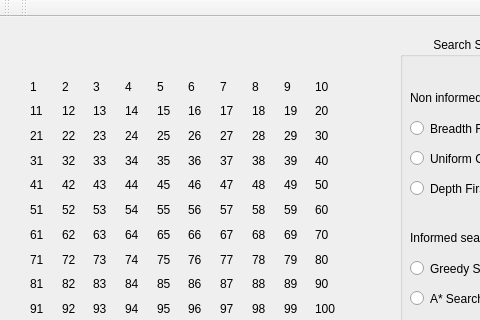
Above: GUI/labyrinthGUI/mainwindow.ui from DiegoFLM/Search-Algorithms before the change; both pictures show x 0 to 480 and y 0 to 320 of the 703 by 536 pixel window. Below: the same form after it.
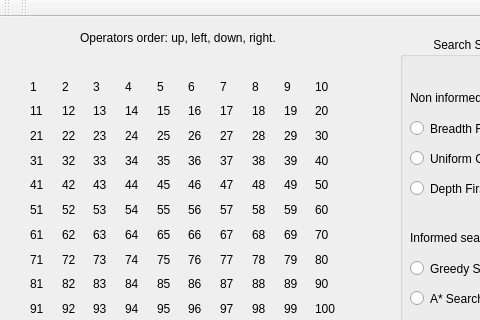
That is the form after the change.

The edit to the form file:
```diff
--- a/GUI/labyrinthGUI/mainwindow.ui
+++ b/GUI/labyrinthGUI/mainwindow.ui
@@ -925,6 +925,19 @@
      <string>0</string>
     </property>
    </widget>
+   <widget class="QLabel" name="label_104">
+    <property name="geometry">
+     <rect>
+      <x>80</x>
+      <y>10</y>
+      <width>261</width>
+      <height>21</height>
+     </rect>
+    </property>
+    <property name="text">
+     <string>Operators order: up, left, down, right.</string>
+    </property>
+   </widget>
   </widget>
   <widget class="QMenuBar" name="menubar">
    <property name="geometry">
```
